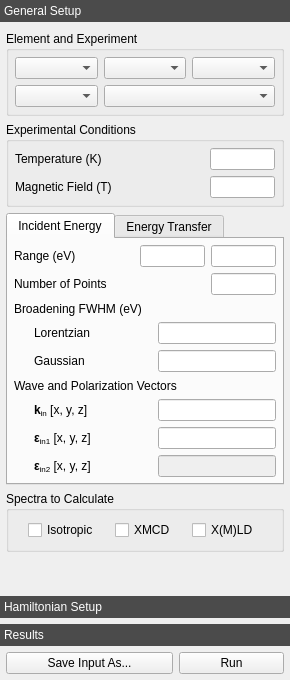
Qt form crispy/resources/gui/uis/quanty/main.ui (mretegan/crispy) before a commit.
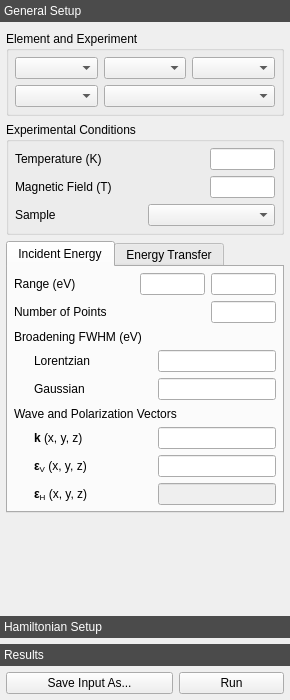
The same form after that commit. Custom widgets are drawn as their Qt base class.

```diff
--- a/crispy/resources/gui/uis/quanty/main.ui
+++ b/crispy/resources/gui/uis/quanty/main.ui
@@ -7,7 +7,7 @@
     <x>0</x>
     <y>0</y>
     <width>290</width>
-    <height>680</height>
+    <height>700</height>
    </rect>
   </property>
   <property name="sizePolicy">
@@ -77,7 +77,7 @@
          <x>0</x>
          <y>0</y>
          <width>290</width>
-         <height>534</height>
+         <height>554</height>
         </rect>
        </property>
        <attribute name="label">
@@ -281,6 +281,26 @@
              </item>
             </layout>
            </item>
+           <item>
+            <layout class="QHBoxLayout" name="sampleHBoxLayout">
+             <item>
+              <widget class="QLabel" name="sampleLabel">
+               <property name="sizePolicy">
+                <sizepolicy hsizetype="Preferred" vsizetype="Preferred">
+                 <horstretch>0</horstretch>
+                 <verstretch>0</verstretch>
+                </sizepolicy>
+               </property>
+               <property name="text">
+                <string>Sample</string>
+               </property>
+              </widget>
+             </item>
+             <item>
+              <widget class="ComboBox" name="sampleComboBox"/>
+             </item>
+            </layout>
+           </item>
           </layout>
          </widget>
         </item>
@@ -536,7 +556,7 @@
               <item>
                <widget class="QLabel" name="kinLabel">
                 <property name="text">
-                 <string>&lt;html&gt;&lt;head/&gt;&lt;body&gt;&lt;p&gt;&lt;span style=&quot; font-weight:600;&quot;&gt;k&lt;/span&gt;&lt;span style=&quot; vertical-align:sub;&quot;&gt;in&lt;/span&gt; [x, y, z]&lt;/p&gt;&lt;/body&gt;&lt;/html&gt;</string>
+                 <string>&lt;html&gt;&lt;head/&gt;&lt;body&gt;&lt;p&gt;&lt;span style=&quot; font-weight:600;&quot;&gt;k&lt;/span&gt; (x, y, z)&lt;/p&gt;&lt;/body&gt;&lt;/html&gt;</string>
                 </property>
                </widget>
               </item>
@@ -582,7 +602,7 @@
               <item>
                <widget class="QLabel" name="ein1Label">
                 <property name="text">
-                 <string>&lt;html&gt;&lt;head/&gt;&lt;body&gt;&lt;p&gt;&lt;span style=&quot; font-weight:600;&quot;&gt;ε&lt;/span&gt;&lt;span style=&quot; vertical-align:sub;&quot;&gt;in1&lt;/span&gt; [x, y, z]&lt;/p&gt;&lt;/body&gt;&lt;/html&gt;</string>
+                 <string>&lt;html&gt;&lt;head/&gt;&lt;body&gt;&lt;p&gt;&lt;span style=&quot; font-weight:600;&quot;&gt;ε&lt;/span&gt;&lt;span style=&quot; vertical-align:sub;&quot;&gt;V&lt;/span&gt; (x, y, z)&lt;/p&gt;&lt;/body&gt;&lt;/html&gt;</string>
                 </property>
                </widget>
               </item>
@@ -631,7 +651,7 @@
               <item>
                <widget class="QLabel" name="ein2Label">
                 <property name="text">
-                 <string>&lt;html&gt;&lt;head/&gt;&lt;body&gt;&lt;p&gt;&lt;span style=&quot; font-weight:600;&quot;&gt;ε&lt;/span&gt;&lt;span style=&quot; vertical-align:sub;&quot;&gt;in2&lt;/span&gt; [x, y, z]&lt;/p&gt;&lt;/body&gt;&lt;/html&gt;</string>
+                 <string>&lt;html&gt;&lt;head/&gt;&lt;body&gt;&lt;p&gt;&lt;span style=&quot; font-weight:600;&quot;&gt;ε&lt;/span&gt;&lt;span style=&quot; vertical-align:sub;&quot;&gt;H&lt;/span&gt; (x, y, z)&lt;/p&gt;&lt;/body&gt;&lt;/html&gt;</string>
                 </property>
                </widget>
               </item>
@@ -1023,57 +1043,6 @@
           </widget>
          </widget>
         </item>
-        <item>
-         <widget class="QGroupBox" name="calculateGroupBox">
-          <property name="toolTip">
-           <string>Select the spectra to be calculated.</string>
-          </property>
-          <property name="title">
-           <string>Spectra to Calculate</string>
-          </property>
-          <layout class="QHBoxLayout" name="horizontalLayout">
-           <item>
-            <widget class="QCheckBox" name="calculateIsoCheckBox">
-             <property name="sizePolicy">
-              <sizepolicy hsizetype="Fixed" vsizetype="Fixed">
-               <horstretch>0</horstretch>
-               <verstretch>0</verstretch>
-              </sizepolicy>
-             </property>
-             <property name="text">
-              <string>Isotropic</string>
-             </property>
-            </widget>
-           </item>
-           <item>
-            <widget class="QCheckBox" name="calculateCDCheckBox">
-             <property name="sizePolicy">
-              <sizepolicy hsizetype="Fixed" vsizetype="Fixed">
-               <horstretch>0</horstretch>
-               <verstretch>0</verstretch>
-              </sizepolicy>
-             </property>
-             <property name="text">
-              <string>XMCD</string>
-             </property>
-            </widget>
-           </item>
-           <item>
-            <widget class="QCheckBox" name="calculateLDCheckBox">
-             <property name="sizePolicy">
-              <sizepolicy hsizetype="Fixed" vsizetype="Fixed">
-               <horstretch>0</horstretch>
-               <verstretch>0</verstretch>
-              </sizepolicy>
-             </property>
-             <property name="text">
-              <string>X(M)LD</string>
-             </property>
-            </widget>
-           </item>
-          </layout>
-         </widget>
-        </item>
         <item>
          <spacer name="spacer">
           <property name="orientation">
```
Left out of the diff: 126 changed lines with no effect on the pictures.
